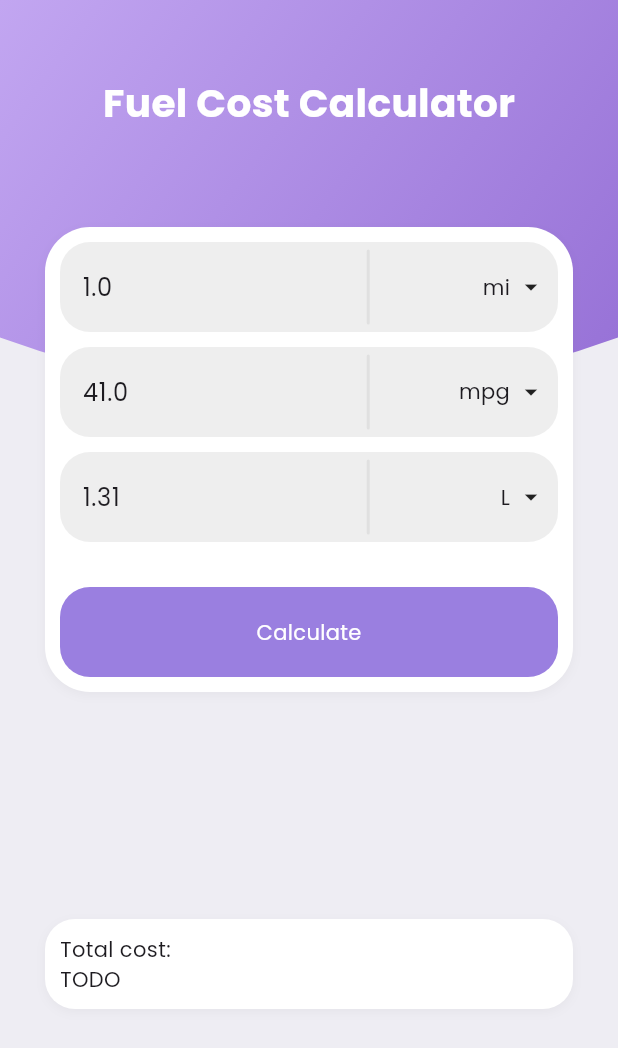
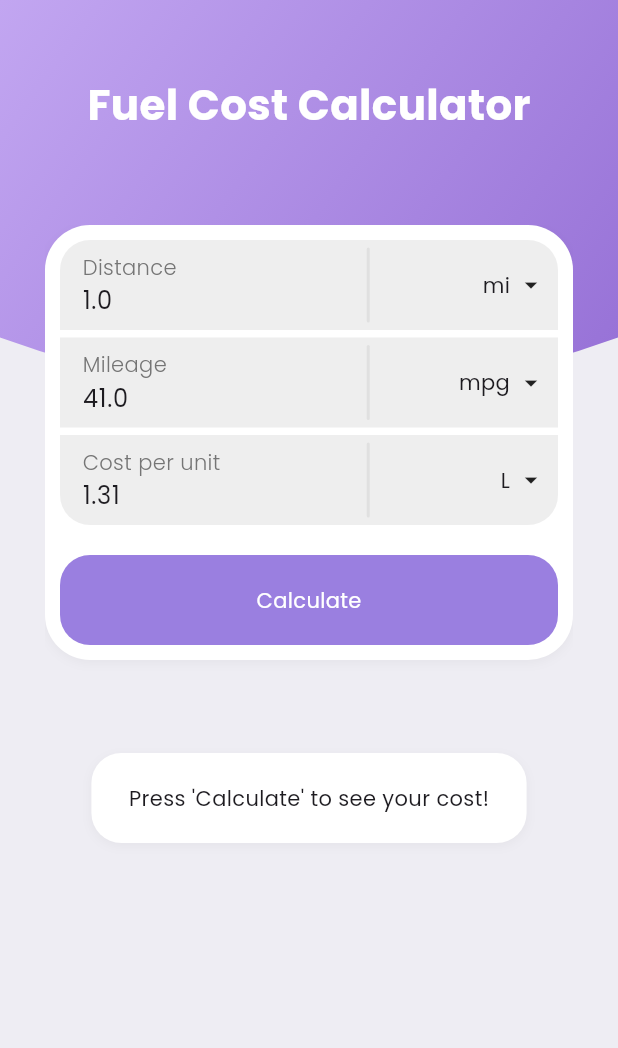
Before and after one commit to jacob-horton/fuel-cost-calculator, a Flutter app: the screen it shows after launch, on a phone screen of 412 x 824 dp. Shown: the top 1048 px of the screen. Run offline on Flutter 3.47's test engine with Material 3 defaults, Android fonts, the phone set to English and light mode, and no system bars.

Commit message:
style: make trip cost look nice & support landscape

```diff
--- a/lib/components/input_dialog.dart
+++ b/lib/components/input_dialog.dart
@@ -60,18 +60,16 @@ class _InputDialogState extends State<InputDialog> {
         borderRadius: const BorderRadius.all(Radius.circular(30.0)),
         color: Colors.white,
       ),
-      padding: const EdgeInsets.symmetric(
-        horizontal: 10.0,
-        vertical: 10.0,
-      ),
+      padding: const EdgeInsets.all(10.0),
       child: Column(
         crossAxisAlignment: CrossAxisAlignment.stretch,
+        mainAxisAlignment: MainAxisAlignment.center,
         mainAxisSize: MainAxisSize.min,
-        mainAxisAlignment: MainAxisAlignment.center,
-        spacing: 10.0,
+        spacing: 5.0,
         children: [
           UnitInput(
             label: 'Distance',
+            borderRadius: BorderRadius.vertical(top: Radius.circular(20.0)),
             initialUnit: _trip.distanceUnit,
             initialValue: _trip.distance.toString(),
             onUnitChanged: (unit) {
@@ -91,6 +89,7 @@ class _InputDialogState extends State<InputDialog> {
           ),
           UnitInput(
             label: 'Mileage',
+            borderRadius: BorderRadius.zero,
             initialUnit: _trip.mileageUnit,
             initialValue: _trip.mileage.toString(),
             onUnitChanged: (unit) {
@@ -110,6 +109,7 @@ class _InputDialogState extends State<InputDialog> {
           ),
           UnitInput(
             label: 'Cost per unit',
+            borderRadius: BorderRadius.vertical(bottom: Radius.circular(20.0)),
             initialUnit: _trip.costVolumeUnit,
             initialValue: _trip.costPerUnitVolume.toString(),
             onUnitChanged: (unit) {
@@ -130,6 +130,7 @@ class _InputDialogState extends State<InputDialog> {
           const SizedBox(height: 10.0),
           GestureDetector(
             onTap: () {
+              FocusManager.instance.primaryFocus?.unfocus();
               if (widget.onCalculate != null) {
                 widget.onCalculate!(_trip);
               }
--- a/lib/components/mileage_calculator.dart
+++ b/lib/components/mileage_calculator.dart
@@ -18,12 +18,15 @@ class _MileageCalculatorState extends State<MileageCalculator> {
     var formatCurrency = NumberFormat.simpleCurrency(
         locale: Localizations.localeOf(context).toLanguageTag());
 
-    return Column(
-      mainAxisSize: MainAxisSize.max,
-      crossAxisAlignment: CrossAxisAlignment.stretch,
-      mainAxisAlignment: MainAxisAlignment.spaceEvenly,
+    return OrientationBuilder(builder: (context, orientation) {
+      return GridView.count(
+        physics: const NeverScrollableScrollPhysics(),
+        crossAxisCount: orientation == Orientation.portrait ? 1 : 2,
+        crossAxisSpacing: 50.0,
         children: [
-        InputDialog(
+          Align(
+            alignment: Alignment.topCenter,
+            child: InputDialog(
               onCalculate: (tripData) {
                 final mpg = tripData.mileageUnit == MileageUnit.mpg
                     ? mileage_math.Mileage.mpg(tripData.mileage)
@@ -45,7 +48,10 @@ class _MileageCalculatorState extends State<MileageCalculator> {
                 setState(() => cost = trip.totalCost());
               },
             ),
-        Container(
+          ),
+          Align(
+            alignment: Alignment.topCenter,
+            child: Container(
               decoration: BoxDecoration(
                 boxShadow: [
                   BoxShadow(
@@ -57,16 +63,33 @@ class _MileageCalculatorState extends State<MileageCalculator> {
                 borderRadius: BorderRadius.circular(20.0),
                 color: Colors.white,
               ),
-          padding: const EdgeInsets.all(10.0),
-          child: Column(
+              padding:
+                  const EdgeInsets.symmetric(horizontal: 25.0, vertical: 20.0),
+              child: cost == null
+                  ? Text("Press 'Calculate' to see your cost!")
+                  : Column(
                       crossAxisAlignment: CrossAxisAlignment.stretch,
+                      mainAxisAlignment: MainAxisAlignment.center,
+                      mainAxisSize: MainAxisSize.min,
                       children: [
-              const Text('Total cost:'),
-              Text(cost == null ? 'TODO' : formatCurrency.format(cost)),
+                        const Text(
+                          'Your trip will cost:',
+                          style: TextStyle(fontWeight: FontWeight.w300),
+                        ),
+                        Text(
+                          formatCurrency.format(cost!),
+                          style: TextStyle(
+                            fontSize: 24.0,
+                            fontWeight: FontWeight.w500,
+                            color: Colors.grey[800],
+                          ),
+                        ),
                       ],
+                    ),
             ),
           ),
         ],
       );
+    });
   }
 }
--- a/lib/components/unit_input.dart
+++ b/lib/components/unit_input.dart
@@ -12,6 +12,8 @@ class UnitInput<T> extends StatelessWidget {
   final void Function(String)? onValueChanged;
   final void Function(T?)? onUnitChanged;
 
+  final BorderRadiusGeometry? borderRadius;
+
   const UnitInput({
     super.key,
     required this.label,
@@ -20,6 +22,7 @@ class UnitInput<T> extends StatelessWidget {
     this.initialUnit,
     this.onValueChanged,
     this.onUnitChanged,
+    this.borderRadius,
   });
 
   @override
@@ -27,7 +30,7 @@ class UnitInput<T> extends StatelessWidget {
     return Container(
       decoration: BoxDecoration(
         color: Colors.grey[200],
-        borderRadius: const BorderRadius.all(Radius.circular(20.0)),
+        borderRadius: borderRadius,
       ),
       child: Row(
         mainAxisAlignment: MainAxisAlignment.spaceBetween,
@@ -36,8 +39,17 @@ class UnitInput<T> extends StatelessWidget {
             flex: 5,
             child: Padding(
               padding: const EdgeInsets.symmetric(horizontal: 15.0),
-              child: Center(
-                child: TextFormField(
+              child: Column(
+                crossAxisAlignment: CrossAxisAlignment.start,
+                children: [
+                  Text(
+                    label,
+                    style: TextStyle(
+                      fontWeight: FontWeight.w300,
+                      color: Colors.grey[600],
+                    ),
+                  ),
+                  TextFormField(
                     initialValue: initialValue,
                     onChanged: onValueChanged,
                     decoration: const InputDecoration(
@@ -47,6 +59,7 @@ class UnitInput<T> extends StatelessWidget {
                     ),
                     keyboardType: TextInputType.number,
                   ),
+                ],
               ),
             ),
           ),
--- a/lib/main.dart
+++ b/lib/main.dart
@@ -42,8 +42,11 @@ class HomePage extends StatelessWidget {
 
   @override
   Widget build(BuildContext context) {
-    return Scaffold(
-      body: Stack(
+    return GestureDetector(
+      onTap: () => FocusManager.instance.primaryFocus?.unfocus(),
+      child: Scaffold(
+        body: OrientationBuilder(builder: (context, orientation) {
+          return Stack(
             children: [
               Container(color: const Color(0xFFEEEDF3)),
               Positioned(
@@ -60,15 +63,18 @@ class HomePage extends StatelessWidget {
                       ),
                     ),
                     height: 300.0,
-                child: const SafeArea(
+                    child: SafeArea(
                       child: Padding(
-                    padding: EdgeInsets.only(top: 50.0),
-                    child: Align(
+                        padding: EdgeInsets.only(
+                            top: orientation == Orientation.portrait
+                                ? 50.0
+                                : 0.0),
+                        child: const Align(
                           alignment: Alignment.topCenter,
                           child: Text(
                             "Fuel Cost Calculator",
                             style: TextStyle(
-                          fontSize: 26.0,
+                              fontSize: 28.0,
                               fontWeight: FontWeight.bold,
                               color: Colors.white,
                             ),
@@ -79,11 +85,16 @@ class HomePage extends StatelessWidget {
                   ),
                 ),
               ),
-          const Padding(
-            padding: EdgeInsets.symmetric(horizontal: 30.0),
-            child: MileageCalculator(),
+              Padding(
+                padding: EdgeInsets.only(
+                    left: 30.0,
+                    right: 30.0,
+                    top: orientation == Orientation.portrait ? 150.0 : 50.0),
+                child: const MileageCalculator(),
               ),
             ],
+          );
+        }),
       ),
     );
   }
```
Also changed, not shown: pubspec.yaml (+8 -0 lines). Lines whose indentation alone changed are shown as unchanged.
